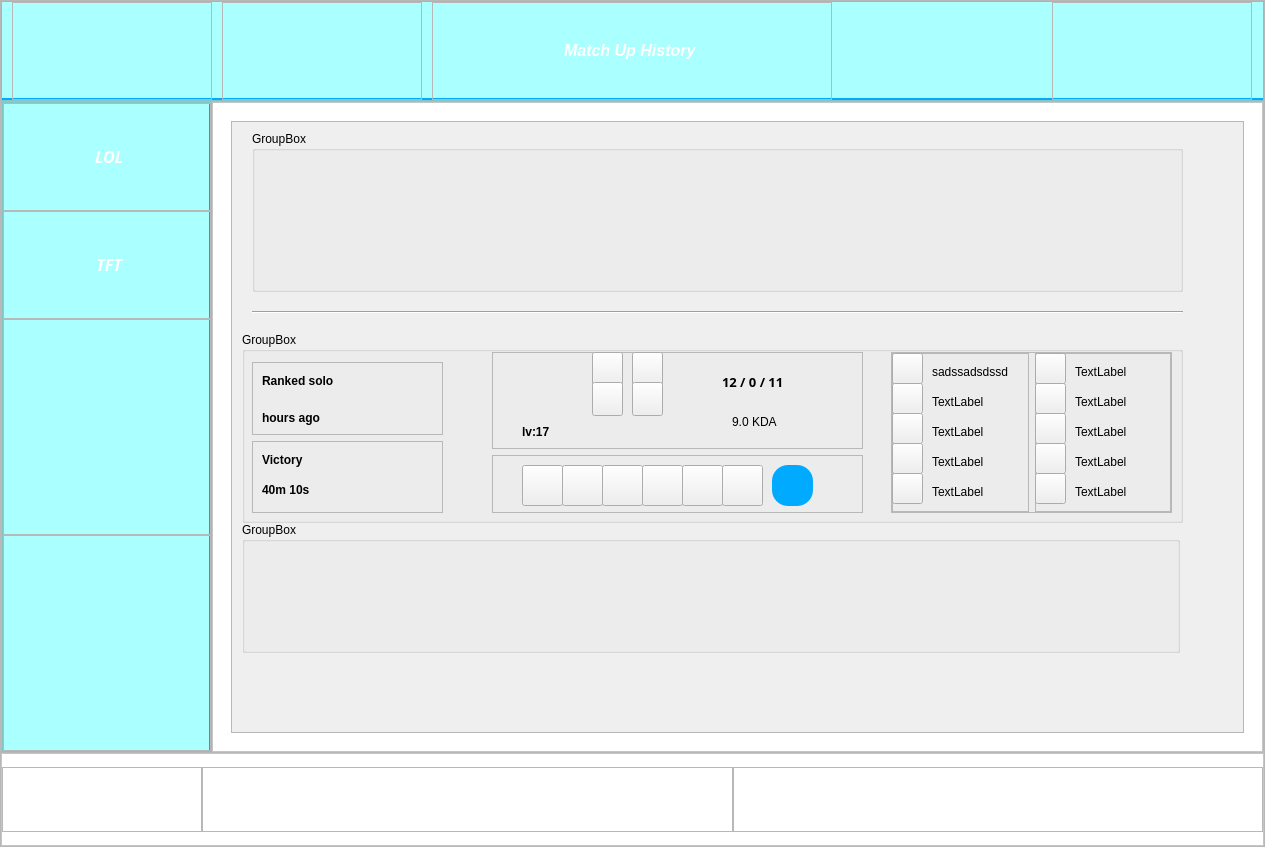
Before: the Qt Designer form project.ui in RuihaoZhang123/CIS454-project, drawn with Qt 5.
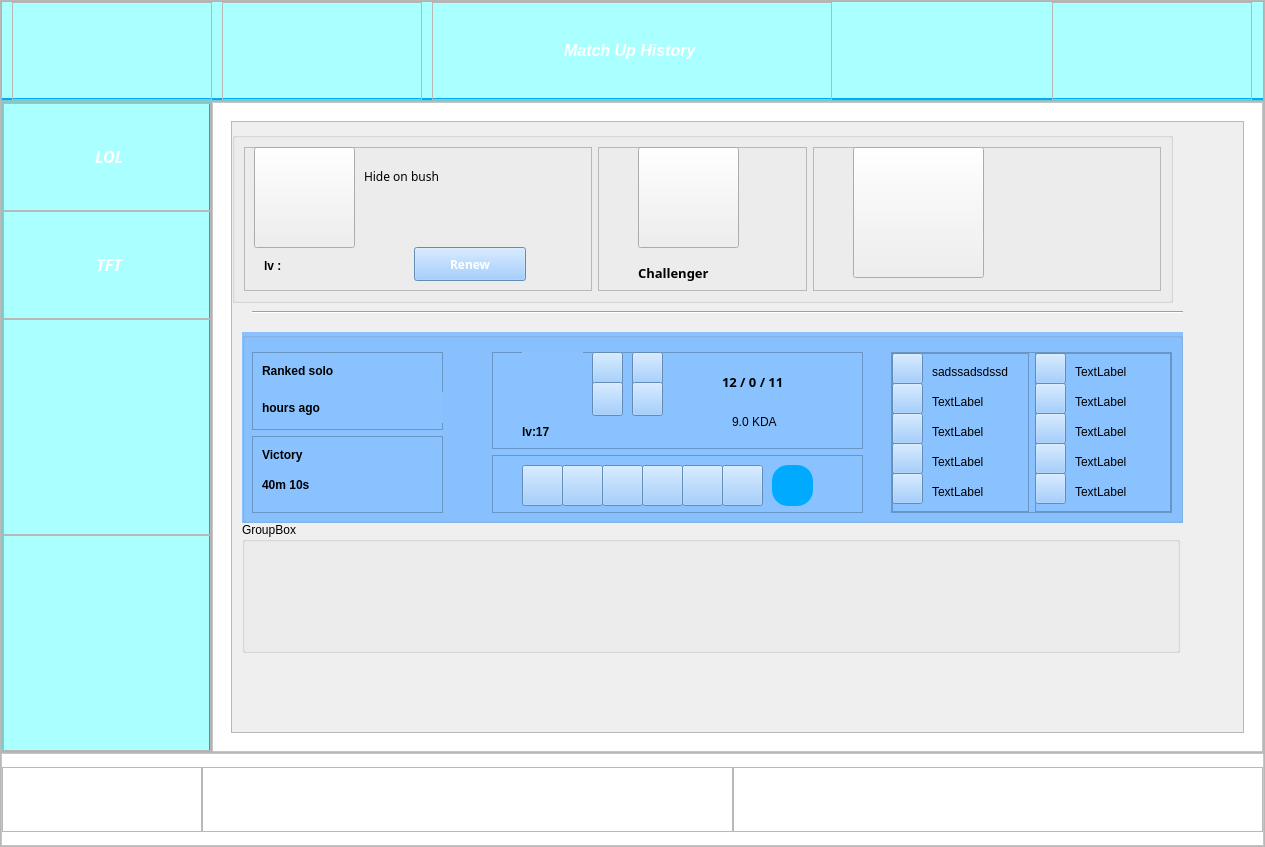
After: the same form once the commit is applied. Icons and pictures are not drawn.

Diff of the .ui file:
```diff
--- a/project.ui
+++ b/project.ui
@@ -1592,8 +1592,11 @@
                        <height>0</height>
                       </size>
                      </property>
+                     <property name="styleSheet">
+                      <string notr="true">background-color: rgb(137, 194, 255);</string>
+                     </property>
                      <property name="title">
-                      <string>GroupBox</string>
+                      <string/>
                      </property>
                      <widget class="QFrame" name="frame_23">
                       <property name="geometry">
@@ -2065,7 +2068,7 @@
                        </item>
                       </layout>
                      </widget>
-                     <widget class="QWidget" name="">
+                     <widget class="QWidget" name="layoutWidget">
                       <property name="geometry">
                        <rect>
                         <x>250</x>
@@ -2459,13 +2462,13 @@
                        </item>
                       </layout>
                      </widget>
-                     <widget class="QWidget" name="">
+                     <widget class="QWidget" name="layoutWidget">
                       <property name="geometry">
                        <rect>
                         <x>10</x>
-                        <y>30</y>
+                        <y>20</y>
                         <width>191</width>
-                        <height>151</height>
+                        <height>161</height>
                        </rect>
                       </property>
                       <layout class="QVBoxLayout" name="verticalLayout_7">
@@ -2596,15 +2599,221 @@
                     <widget class="QGroupBox" name="groupBox_2">
                      <property name="geometry">
                       <rect>
-                       <x>20</x>
-                       <y>9</y>
-                       <width>931</width>
-                       <height>161</height>
+                       <x>0</x>
+                       <y>10</y>
+                       <width>941</width>
+                       <height>171</height>
                       </rect>
                      </property>
                      <property name="title">
-                      <string>GroupBox</string>
+                      <string/>
                      </property>
+                     <layout class="QHBoxLayout" name="horizontalLayout_9">
+                      <item>
+                       <widget class="QFrame" name="frame_26">
+                        <property name="sizePolicy">
+                         <sizepolicy hsizetype="Preferred" vsizetype="Preferred">
+                          <horstretch>5</horstretch>
+                          <verstretch>0</verstretch>
+                         </sizepolicy>
+                        </property>
+                        <property name="frameShape">
+                         <enum>QFrame::StyledPanel</enum>
+                        </property>
+                        <property name="frameShadow">
+                         <enum>QFrame::Raised</enum>
+                        </property>
+                        <widget class="QPushButton" name="pushButton_17">
+                         <property name="geometry">
+                          <rect>
+                           <x>10</x>
+                           <y>0</y>
+                           <width>101</width>
+                           <height>101</height>
+                          </rect>
+                         </property>
+                         <property name="icon">
+                          <iconset>
+                           <normaloff>profileicon/6.png</normaloff>profileicon/6.png</iconset>
+                         </property>
+                         <property name="iconSize">
+                          <size>
+                           <width>100</width>
+                           <height>100</height>
+                          </size>
+                         </property>
+                        </widget>
+                        <widget class="QLabel" name="label_18">
+                         <property name="geometry">
+                          <rect>
+                           <x>20</x>
+                           <y>110</y>
+                           <width>81</width>
+                           <height>18</height>
+                          </rect>
+                         </property>
+                         <property name="font">
+                          <font>
+                           <weight>75</weight>
+                           <bold>true</bold>
+                          </font>
+                         </property>
+                         <property name="text">
+                          <string>lv : </string>
+                         </property>
+                        </widget>
+                        <widget class="QLabel" name="label_19">
+                         <property name="geometry">
+                          <rect>
+                           <x>120</x>
+                           <y>9</y>
+                           <width>161</width>
+                           <height>41</height>
+                          </rect>
+                         </property>
+                         <property name="font">
+                          <font>
+                           <family>Bodoni MT Black</family>
+                           <weight>50</weight>
+                           <bold>false</bold>
+                          </font>
+                         </property>
+                         <property name="text">
+                          <string>Hide on bush</string>
+                         </property>
+                        </widget>
+                        <widget class="QPushButton" name="pushButton_40">
+                         <property name="geometry">
+                          <rect>
+                           <x>170</x>
+                           <y>100</y>
+                           <width>112</width>
+                           <height>34</height>
+                          </rect>
+                         </property>
+                         <property name="font">
+                          <font>
+                           <family>Bodoni MT Black</family>
+                           <weight>75</weight>
+                           <bold>true</bold>
+                          </font>
+                         </property>
+                         <property name="styleSheet">
+                          <string notr="true">background-color: rgb(137, 194, 255);
+color : rgb(255, 255, 255);</string>
+                         </property>
+                         <property name="text">
+                          <string>Renew</string>
+                         </property>
+                        </widget>
+                       </widget>
+                      </item>
+                      <item>
+                       <widget class="QFrame" name="frame_27">
+                        <property name="sizePolicy">
+                         <sizepolicy hsizetype="Preferred" vsizetype="Preferred">
+                          <horstretch>3</horstretch>
+                          <verstretch>0</verstretch>
+                         </sizepolicy>
+                        </property>
+                        <property name="frameShape">
+                         <enum>QFrame::StyledPanel</enum>
+                        </property>
+                        <property name="frameShadow">
+                         <enum>QFrame::Raised</enum>
+                        </property>
+                        <widget class="QPushButton" name="pushButton_41">
+                         <property name="geometry">
+                          <rect>
+                           <x>40</x>
+                           <y>0</y>
+                           <width>101</width>
+                           <height>101</height>
+                          </rect>
+                         </property>
+                         <property name="text">
+                          <string/>
+                         </property>
+                         <property name="icon">
+                          <iconset>
+                           <normaloff>profileicon/5290.png</normaloff>profileicon/5290.png</iconset>
+                         </property>
+                         <property name="iconSize">
+                          <size>
+                           <width>100</width>
+                           <height>100</height>
+                          </size>
+                         </property>
+                        </widget>
+                        <widget class="QLabel" name="label_20">
+                         <property name="geometry">
+                          <rect>
+                           <x>40</x>
+                           <y>110</y>
+                           <width>151</width>
+                           <height>31</height>
+                          </rect>
+                         </property>
+                         <property name="font">
+                          <font>
+                           <family>Bodoni MT Black</family>
+                           <pointsize>10</pointsize>
+                           <weight>75</weight>
+                           <bold>true</bold>
+                          </font>
+                         </property>
+                         <property name="text">
+                          <string>Challenger</string>
+                         </property>
+                        </widget>
+                       </widget>
+                      </item>
+                      <item>
+                       <widget class="QFrame" name="frame_28">
+                        <property name="sizePolicy">
+                         <sizepolicy hsizetype="Preferred" vsizetype="Preferred">
+                          <horstretch>5</horstretch>
+                          <verstretch>0</verstretch>
+                         </sizepolicy>
+                        </property>
+                        <property name="maximumSize">
+                         <size>
+                          <width>16777215</width>
+                          <height>16777215</height>
+                         </size>
+                        </property>
+                        <property name="frameShape">
+                         <enum>QFrame::StyledPanel</enum>
+                        </property>
+                        <property name="frameShadow">
+                         <enum>QFrame::Raised</enum>
+                        </property>
+                        <widget class="QPushButton" name="pushButton_42">
+                         <property name="geometry">
+                          <rect>
+                           <x>40</x>
+                           <y>0</y>
+                           <width>131</width>
+                           <height>131</height>
+                          </rect>
+                         </property>
+                         <property name="text">
+                          <string/>
+                         </property>
+                         <property name="icon">
+                          <iconset>
+                           <normaloff>profileicon/4.png</normaloff>profileicon/4.png</iconset>
+                         </property>
+                         <property name="iconSize">
+                          <size>
+                           <width>150</width>
+                           <height>150</height>
+                          </size>
+                         </property>
+                        </widget>
+                       </widget>
+                      </item>
+                     </layout>
                     </widget>
                     <widget class="Line" name="line">
                      <property name="geometry">
```
Left out of the diff: 3 changed lines with no effect on the pictures.
